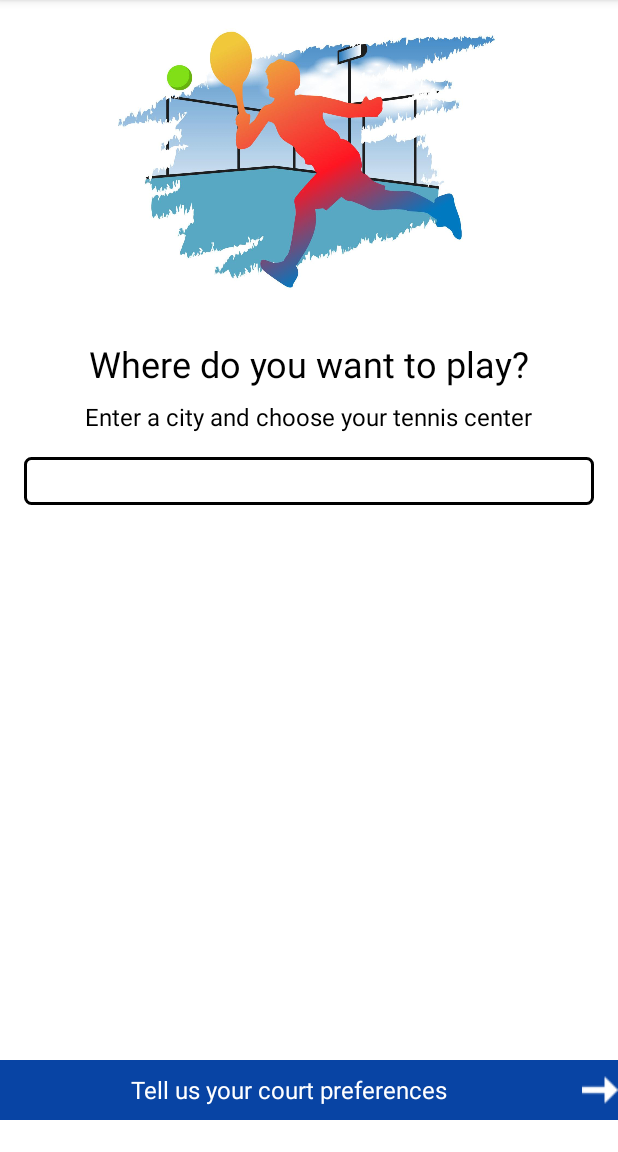
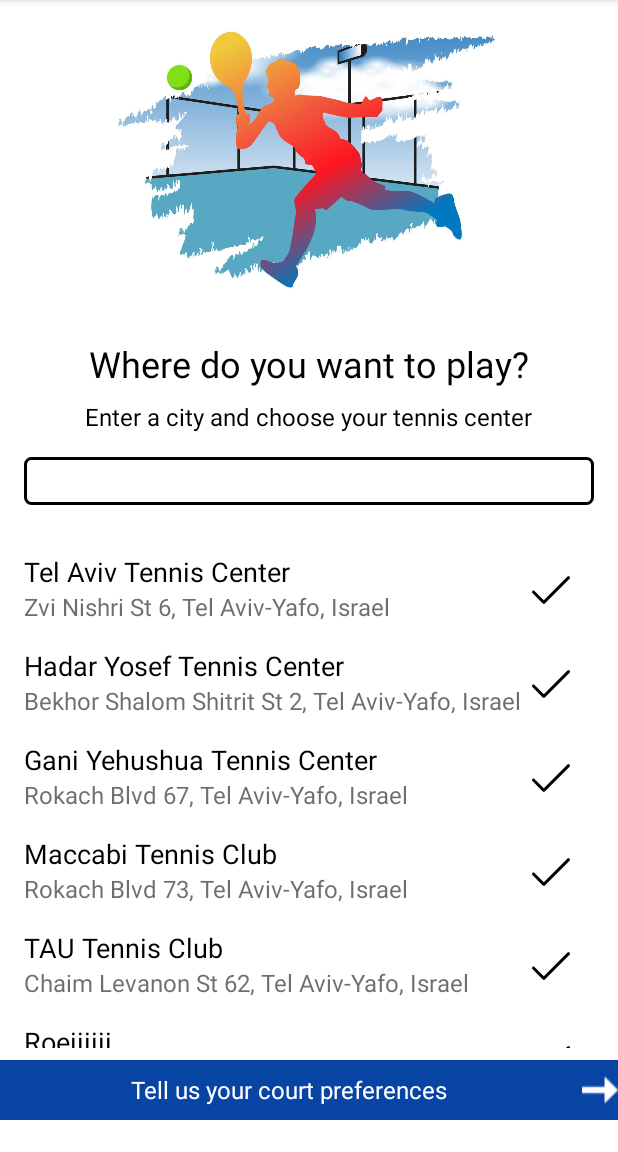
Before and after one commit to RoeiB7/Courtpool, an Android app: the ChooseLocationActivity screen opened directly, with no data from a screen before it, on a phone screen of 412 x 824 dp, the part 84-1236 px from its top. Run offline under Robolectric (Android 15) with nearby library versions, the phone set to English and light mode, and no system bars; Roboto replaces fonts that are not available here.

Commit message:
Courtpool  v0.7.4 : added Court object added Adapter_Court for RecyclerView added list_court.xml for RecyclerView added more logic in Choose Location activity

```diff
--- a/app/src/main/java/com/example/courtpool/activities/ChooseLocationActivity.java
+++ b/app/src/main/java/com/example/courtpool/activities/ChooseLocationActivity.java
@@ -1,25 +1,21 @@
 package com.example.courtpool.activities;
 
 import androidx.appcompat.app.AppCompatActivity;
+import androidx.recyclerview.widget.LinearLayoutManager;
+import androidx.recyclerview.widget.RecyclerView;
 
 import android.os.Bundle;
-import android.util.Log;
+import android.view.View;
 import android.widget.ArrayAdapter;
 import android.widget.AutoCompleteTextView;
 import android.widget.TextView;
+import android.widget.Toast;
 
+import com.example.courtpool.objects.Court;
+import com.example.courtpool.utilities.Adapter_Court;
 import com.example.courtpool.utilities.AppManager;
 import com.example.courtpool.R;
 
-import org.json.JSONArray;
-import org.json.JSONException;
-import org.json.JSONObject;
-
-import java.io.BufferedReader;
-import java.io.InputStream;
-import java.io.InputStreamReader;
-import java.net.HttpURLConnection;
-import java.net.URL;
 import java.util.ArrayList;
 
 
@@ -27,8 +23,9 @@ public class ChooseLocationActivity extends AppCompatActivity {
 
 
     private AppManager manager;
-    private ArrayList<String> cities;
     private AutoCompleteTextView editText;
+    private RecyclerView choose_location_LST_courtsLocations;
+
 
     @Override
     protected void onCreate(Bundle savedInstanceState) {
@@ -38,12 +35,35 @@ public class ChooseLocationActivity extends AppCompatActivity {
         manager = new AppManager(this);
         manager.findChooseLocationViews(this);
         editText = manager.getChoose_location_ACLBL_enterCity();
-        cities = new ArrayList<>();
+        choose_location_LST_courtsLocations = manager.getChoose_location_LST_courtsLocations();
 
+
+        ArrayList<String> cities = new ArrayList<>();
         cities = manager.jsonToList(this, "israel_cities.json", "english_name", cities);
 
         ArrayAdapter<String> adapter = new ArrayAdapter<>(this, android.R.layout.simple_list_item_1, cities);
         editText.setAdapter(adapter);
+
+
+        ArrayList<Court> courts = new ArrayList<>();
+        //TODO: ADD COURTS TO LIST FROM DB
+
+        courts.add(new Court("Tel Aviv Tennis Center", "Zvi Nishri St 6, Tel Aviv-Yafo, Israel"));
+        courts.add(new Court("Hadar Yosef Tennis Center", "Bekhor Shalom Shitrit St 2, Tel Aviv-Yafo, Israel"));
+        courts.add(new Court("Gani Yehushua Tennis Center", "Rokach Blvd 67, Tel Aviv-Yafo, Israel"));
+        courts.add(new Court("Maccabi Tennis Club", "Rokach Blvd 73, Tel Aviv-Yafo, Israel"));
+        courts.add(new Court("TAU Tennis Club", "Chaim Levanon St 62, Tel Aviv-Yafo, Israel"));
+        courts.add(new Court("Roeiiiiii", "Hacarmel St 62, Tel Aviv-Yafo, Israel"));
+
+
+        Adapter_Court adapter_court = new Adapter_Court(this, courts);
+        adapter_court.setClickListener((view, position) -> {
+            Toast.makeText(ChooseLocationActivity.this, courts.get(position).getName(), Toast.LENGTH_SHORT).show();
+            //TODO: ADD OR REMOVE CHECKMARK, ADD SELECTED COURTS TO USER PREFERENCES IN DB
+        });
+
+        choose_location_LST_courtsLocations.setLayoutManager(new LinearLayoutManager(this));
+        choose_location_LST_courtsLocations.setAdapter(adapter_court);
 
         TextView courtType = manager.getChoose_location_LBL_court();
         courtType.setOnClickListener(v ->
--- a/app/src/main/java/com/example/courtpool/activities/SplashActivity.java
+++ b/app/src/main/java/com/example/courtpool/activities/SplashActivity.java
@@ -21,7 +21,7 @@ public class SplashActivity extends AppCompatActivity {
         new Handler().postDelayed(() -> {
             Intent intent = new Intent(SplashActivity.this, GetStartedActivity.class);
             startActivity(intent);
-        }, 2000);
+        }, 1500);
 
     }
 }
--- /dev/null
+++ b/app/src/main/java/com/example/courtpool/objects/Court.java
@@ -0,0 +1,32 @@
+package com.example.courtpool.objects;
+
+public class Court {
+
+    String name;
+    String address;
+
+    public Court() {
+
+    }
+
+    public Court(String _name, String _address) {
+        this.name = _name;
+        this.address = _address;
+    }
+
+    public String getName() {
+        return name;
+    }
+
+    public String getAddress() {
+        return address;
+    }
+
+    public void setName(String name) {
+        this.name = name;
+    }
+
+    public void setAddress(String address) {
+        this.address = address;
+    }
+}
--- /dev/null
+++ b/app/src/main/java/com/example/courtpool/utilities/Adapter_Court.java
@@ -0,0 +1,90 @@
+package com.example.courtpool.utilities;
+
+import android.content.Context;
+import android.view.LayoutInflater;
+import android.view.View;
+import android.view.ViewGroup;
+import android.widget.ImageView;
+import android.widget.TextView;
+
+import androidx.recyclerview.widget.RecyclerView;
+import androidx.recyclerview.widget.RecyclerView.ViewHolder;
+
+import com.example.courtpool.R;
+import com.example.courtpool.objects.Court;
+
+import java.util.List;
+
+public class Adapter_Court extends RecyclerView.Adapter<Adapter_Court.MyViewHolder> {
+
+    private List<Court> courts;
+    private LayoutInflater mInflater;
+    private ItemClickListener mClickListener;
+
+    // _courts is passed into the constructor
+    public Adapter_Court(Context context, List<Court> _courts) {
+        this.mInflater = LayoutInflater.from(context);
+        this.courts = _courts;
+    }
+
+    // inflates the row layout from xml when needed
+    @Override
+    public MyViewHolder onCreateViewHolder(ViewGroup parent, int viewType) {
+        View view = mInflater.inflate(R.layout.list_court, parent, false);
+        return new MyViewHolder(view);
+    }
+
+
+    // binds the _courts to the TextView in each row
+    @Override
+    public void onBindViewHolder(MyViewHolder holder, int position) {
+        Court court = courts.get(position);
+        holder.court_LBL_name.setText(court.getName());
+        holder.court_LBL_address.setText(court.getAddress());
+    }
+
+    // total number of rows
+    @Override
+    public int getItemCount() {
+        return courts.size();
+    }
+
+
+    // convenience method for getting _courts at click position
+    Court getItem(int id) {
+        return courts.get(id);
+    }
+
+    // allows clicks events to be caught
+    public void setClickListener(ItemClickListener itemClickListener) {
+        this.mClickListener = itemClickListener;
+    }
+
+    // parent activity will implement this method to respond to click events
+    public interface ItemClickListener {
+        void onItemClick(View view, int position);
+    }
+
+
+    // stores and recycles views as they are scrolled off screen
+    public class MyViewHolder extends ViewHolder {
+
+        ImageView court_IMG_checkmark;
+        TextView court_LBL_address;
+        TextView court_LBL_name;
+
+        MyViewHolder(View itemView) {
+            super(itemView);
+            court_IMG_checkmark = itemView.findViewById(R.id.court_IMG_checkmark);
+            court_LBL_address = itemView.findViewById(R.id.court_LBL_address);
+            court_LBL_name = itemView.findViewById(R.id.court_LBL_name);
+            itemView.setOnClickListener(v -> {
+                if (mClickListener != null) {
+                    mClickListener.onItemClick(v, getAdapterPosition());
+                }
+            });
+        }
+
+
+    }
+}
--- a/app/src/main/java/com/example/courtpool/utilities/AppManager.java
+++ b/app/src/main/java/com/example/courtpool/utilities/AppManager.java
@@ -117,8 +117,8 @@ public class AppManager {
 
     private CheckBox sign_in_CBX_rememberMe;
 
-    private RecyclerView choose_location_RCV_courtsLocations;
-    private RecyclerView matches_RCV_matches;
+    private RecyclerView choose_location_LST_courtsLocations;
+    private RecyclerView matches_LST_matches;
 
     private boolean visibility = false;
     private int daysSelected = 0;
@@ -158,7 +158,7 @@ public class AppManager {
     public void findChooseLocationViews(AppCompatActivity activity) {
         choose_location_LBL_court = activity.findViewById(R.id.choose_location_LBL_court);
         choose_location_ACLBL_enterCity = activity.findViewById(R.id.choose_location_ACLBL_enterCity);
-        choose_location_RCV_courtsLocations = activity.findViewById(R.id.choose_location_RCV_courtsLocations);
+        choose_location_LST_courtsLocations = activity.findViewById(R.id.choose_location_LST_courtsLocations);
     }
 
     public void findCourtTypeViews(AppCompatActivity activity) {
@@ -234,7 +234,7 @@ public class AppManager {
     public void findMatchesViews(AppCompatActivity activity) {
         matches_BTN_matches = activity.findViewById(R.id.matches_BTN_matches);
         matches_BTN_profile = activity.findViewById(R.id.matches_BTN_profile);
-        matches_RCV_matches = activity.findViewById(R.id.matches_RCV_matches);
+        matches_LST_matches = activity.findViewById(R.id.matches_LST_matches);
     }
 
 
@@ -595,6 +595,10 @@ public class AppManager {
         return choose_location_ACLBL_enterCity;
     }
 
+    public RecyclerView getChoose_location_LST_courtsLocations() {
+        return choose_location_LST_courtsLocations;
+    }
+
     public TextView getCourt_type_LBL_skill() {
         return court_type_LBL_skill;
     }
--- /dev/null
+++ b/app/src/main/res/drawable/ic_tick.xml
@@ -0,0 +1,9 @@
+<vector xmlns:android="http://schemas.android.com/apk/res/android"
+    android:width="25dp"
+    android:height="25dp"
+    android:viewportWidth="511.999"
+    android:viewportHeight="511.999">
+    <path
+        android:fillColor="#FF000000"
+        android:pathData="M506.231,75.508c-7.689,-7.69 -20.158,-7.69 -27.849,0l-319.21,319.211L33.617,269.163c-7.689,-7.691 -20.158,-7.691 -27.849,0c-7.69,7.69 -7.69,20.158 0,27.849l139.481,139.481c7.687,7.687 20.16,7.689 27.849,0l333.133,-333.136C513.921,95.666 513.921,83.198 506.231,75.508z" />
+</vector>
--- a/app/src/main/res/layout/activity_choose_location.xml
+++ b/app/src/main/res/layout/activity_choose_location.xml
@@ -71,9 +71,11 @@
                 android:textSize="16sp" />
 
             <androidx.recyclerview.widget.RecyclerView
-                android:id="@+id/choose_location_RCV_courtsLocations"
+                android:id="@+id/choose_location_LST_courtsLocations"
                 android:layout_width="match_parent"
-                android:layout_height="match_parent" />
+                android:layout_height="match_parent"
+                android:layout_marginStart="16dp"
+                android:layout_marginEnd="16dp" />
 
 
         </LinearLayout>
--- a/app/src/main/res/layout/activity_matches.xml
+++ b/app/src/main/res/layout/activity_matches.xml
@@ -45,7 +45,7 @@
 
 
         <androidx.recyclerview.widget.RecyclerView
-            android:id="@+id/matches_RCV_matches"
+            android:id="@+id/matches_LST_matches"
             android:layout_width="match_parent"
             android:layout_height="match_parent"
             android:layout_weight="1" />
--- /dev/null
+++ b/app/src/main/res/layout/list_court.xml
@@ -0,0 +1,36 @@
+<?xml version="1.0" encoding="utf-8"?>
+<RelativeLayout xmlns:android="http://schemas.android.com/apk/res/android"
+    android:layout_width="match_parent"
+    android:layout_height="wrap_content"
+    android:layout_marginTop="8dp"
+    android:layoutDirection="ltr">
+
+
+    <TextView
+        android:id="@+id/court_LBL_name"
+        android:layout_width="match_parent"
+        android:layout_height="wrap_content"
+        android:layout_marginTop="8dp"
+        android:text="Hadar Yosef Tennis Center"
+        android:textColor="@color/black"
+        android:textSize="18sp" />
+
+    <TextView
+        android:id="@+id/court_LBL_address"
+        android:layout_width="match_parent"
+        android:layout_height="wrap_content"
+        android:layout_below="@id/court_LBL_name"
+        android:text="Bekhor Shalom Shitrit St 2, Tel Aviv-Yafo, Israel"
+        android:textColor="#A6212121"
+        android:textSize="16sp" />
+
+    <ImageView
+        android:id="@+id/court_IMG_checkmark"
+        android:layout_width="wrap_content"
+        android:layout_height="wrap_content"
+        android:layout_alignParentEnd="true"
+        android:layout_marginTop="20dp"
+        android:layout_marginEnd="16dp"
+        android:src="@drawable/ic_tick" />
+
+</RelativeLayout>
```
